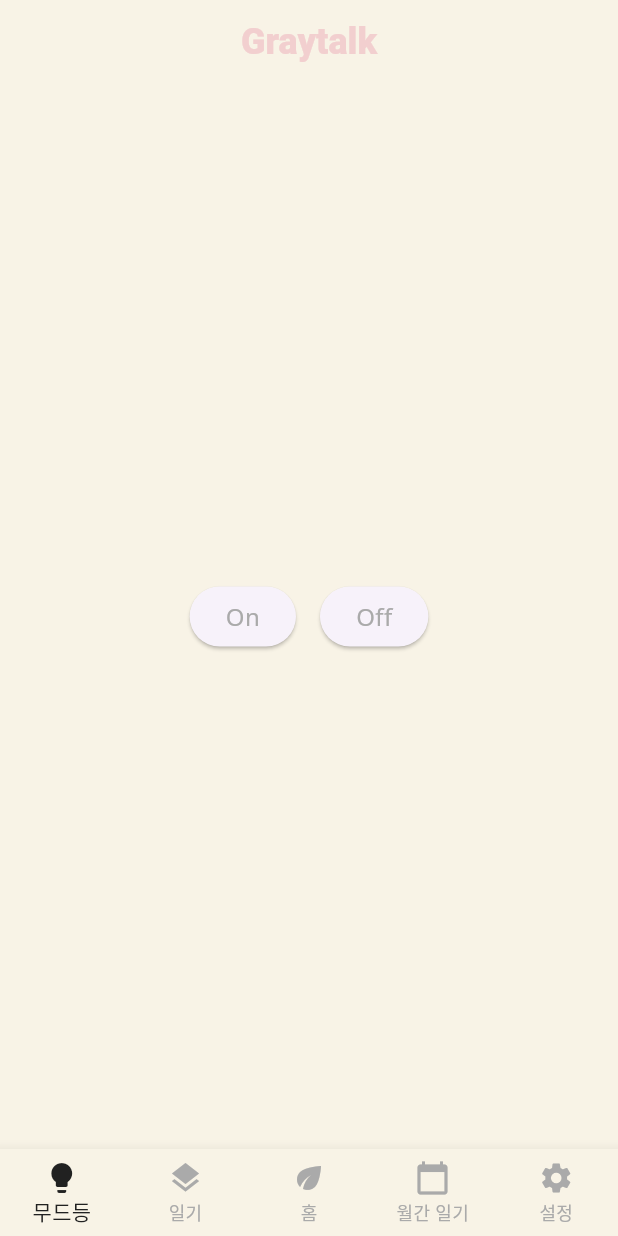
After one commit to jhan117/Pebble-Pal, a Flutter app: the RootScreen screen opened directly, after a tap on "On", on a phone screen of 412 x 824 dp. The commit adds this screen. Run offline on Flutter 3.47's test engine with Material 3 defaults, Android fonts, the phone set to English and light mode, and no system bars; our stand-ins replace google_fonts; Roboto replaces fonts that are missing (Sarpanch).

Commit message:
✨ 기능 추가: light screen의 버튼 구현

```diff
--- /dev/null
+++ b/lib/presentation/pages/light_screen.dart
@@ -0,0 +1,31 @@
+import 'package:flutter/material.dart';
+
+class LightScreen extends StatelessWidget {
+  const LightScreen({super.key});
+
+  @override
+  Widget build(BuildContext context) {
+    final textTheme = Theme.of(context).textTheme;
+
+    return Row(
+      mainAxisAlignment: MainAxisAlignment.center,
+      children: [
+        ElevatedButton(
+            onPressed: () {},
+            child: Text(
+              'On',
+              style: textTheme.bodyMedium,
+            )),
+        const SizedBox(
+          width: 16,
+        ),
+        ElevatedButton(
+            onPressed: () {},
+            child: Text(
+              'Off',
+              style: textTheme.bodyMedium,
+            )),
+      ],
+    );
+  }
+}
--- a/lib/presentation/pages/root_screen.dart
+++ b/lib/presentation/pages/root_screen.dart
@@ -1,5 +1,6 @@
 import 'package:flutter/material.dart';
 import 'package:graytalk/presentation/pages/home_screen.dart';
+import 'package:graytalk/presentation/pages/light_screen.dart';
 
 class RootScreen extends StatefulWidget {
   const RootScreen({super.key});
@@ -43,7 +44,7 @@ class _RootScreenState extends State<RootScreen> with TickerProviderStateMixin {
 
   List<Widget> renderChildren() {
     return [
-      const Text("light"),
+      const LightScreen(),
       const Text("stack"),
       const HomeScreen(),
       const Text("check"),
```
